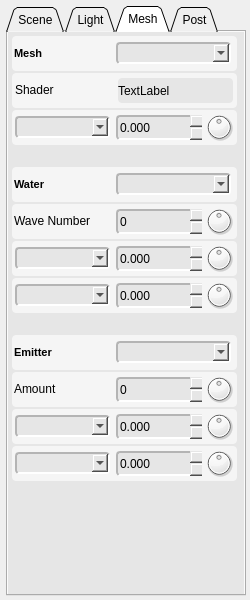
The window that ShaderEditor/qt/project/tweaker.ui (karajensen/shader-editor) describes before a commit, drawn with Qt 5.
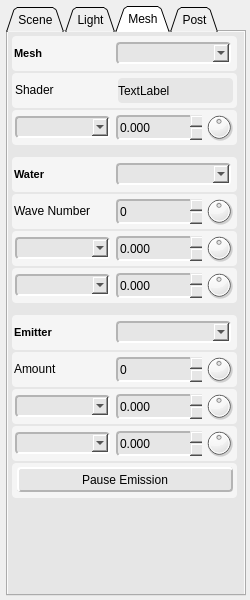
The same window after the commit.

Patch:
```diff
--- a/ShaderEditor/qt/project/tweaker.ui
+++ b/ShaderEditor/qt/project/tweaker.ui
@@ -4605,7 +4605,7 @@
           <property name="sizeHint" stdset="0">
            <size>
             <width>20</width>
-            <height>20</height>
+            <height>10</height>
            </size>
           </property>
          </spacer>
@@ -5241,7 +5241,7 @@
           <property name="sizeHint" stdset="0">
            <size>
             <width>20</width>
-            <height>20</height>
+            <height>10</height>
            </size>
           </property>
          </spacer>
@@ -5863,6 +5863,63 @@
           </widget>
          </widget>
         </item>
+        <item>
+         <widget class="QFrame" name="pauseEmission">
+          <property name="sizePolicy">
+           <sizepolicy hsizetype="Fixed" vsizetype="Fixed">
+            <horstretch>0</horstretch>
+            <verstretch>0</verstretch>
+           </sizepolicy>
+          </property>
+          <property name="minimumSize">
+           <size>
+            <width>225</width>
+            <height>35</height>
+           </size>
+          </property>
+          <property name="maximumSize">
+           <size>
+            <width>225</width>
+            <height>35</height>
+           </size>
+          </property>
+          <property name="styleSheet">
+           <string notr="true">background-color: rgb(245, 245, 245);
+border-radius: 4px;</string>
+          </property>
+          <property name="frameShape">
+           <enum>QFrame::Panel</enum>
+          </property>
+          <property name="frameShadow">
+           <enum>QFrame::Raised</enum>
+          </property>
+          <widget class="QPushButton" name="pauseEmission_btn">
+           <property name="geometry">
+            <rect>
+             <x>5</x>
+             <y>4</y>
+             <width>216</width>
+             <height>25</height>
+            </rect>
+           </property>
+           <property name="styleSheet">
+            <string notr="true">background-color: rgb(230, 230, 230);
+border-top-color: rgb(255, 255, 255);
+border-left-color: rgb(255, 255, 255);
+border-bottom-color: rgb(180, 180, 180);
+border-right-color: rgb(180, 180, 180);
+border-style: solid;
+border-width: 2px;</string>
+           </property>
+           <property name="text">
+            <string>Pause Emission</string>
+           </property>
+           <property name="default">
+            <bool>false</bool>
+           </property>
+          </widget>
+         </widget>
+        </item>
         <item>
          <spacer name="_meshSpacer">
           <property name="orientation">
```
